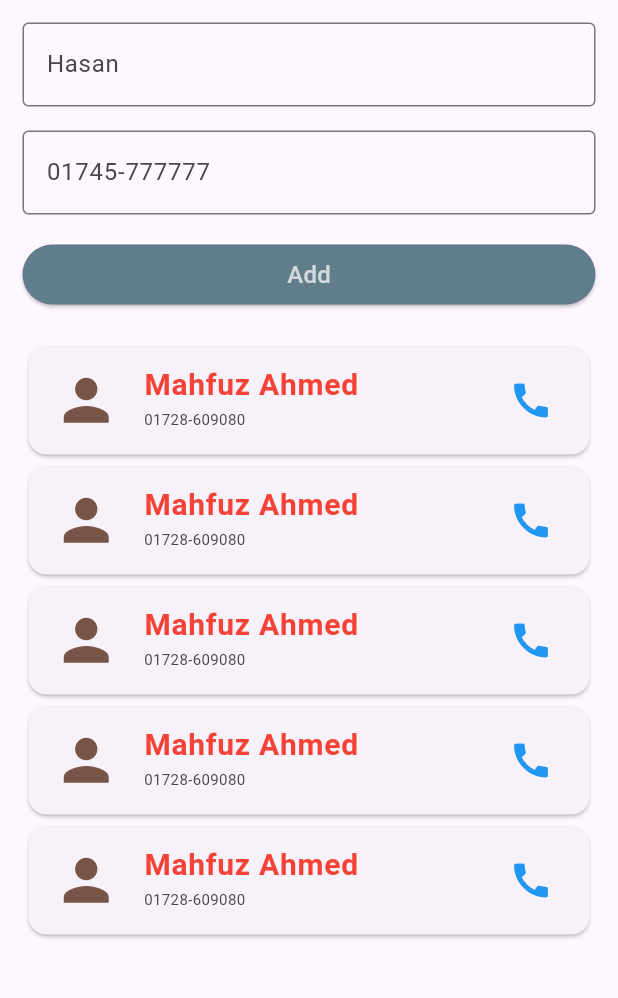
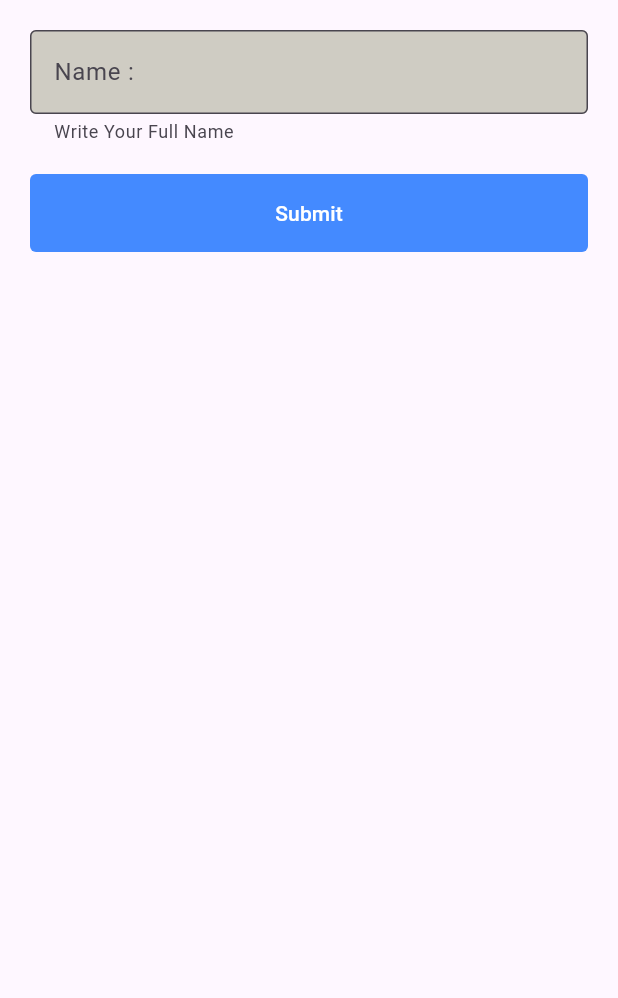
Before and after one commit to rasel-ahmed-dev/assignment05, a Flutter app: the ContactScrn screen opened directly, on a phone screen of 412 x 824 dp, the part 84-1082 px from its top. Run offline on Flutter 3.47's test engine with Material 3 defaults, Android fonts, the phone set to English and light mode, and no system bars.

Commit message:
Assignment 6 Done

```diff
--- a/lib/Assignment06.dart
+++ b/lib/Assignment06.dart
@@ -7,9 +7,11 @@ void main() {
 class ContactApp extends StatelessWidget {
   const ContactApp({super.key});
 
+
   @override
   Widget build(BuildContext context) {
     return MaterialApp(
+      debugShowCheckedModeBanner: false,
       home: ContactScreen(),
     );
   }
@@ -46,6 +48,7 @@ class ContactScreen extends StatelessWidget {
     return Scaffold(
       appBar: AppBar(
         title: const Text("Contact List"),
+        titleTextStyle: TextStyle(color: Colors.white, fontSize: 20.0),
         centerTitle: true,
         backgroundColor: Colors.blueGrey,
       ),
@@ -87,7 +90,7 @@ class ContactScreen extends StatelessWidget {
                 onPressed: () {},
                 child: const Text(
                   "Add",
-                  style: TextStyle(fontSize: 18),
+                  style: TextStyle(fontSize: 18, color: Colors.white),
                 ),
               ),
             ),
--- a/lib/assignmentfinal06.dart
+++ b/lib/assignmentfinal06.dart
@@ -20,28 +20,7 @@ class MyApp extends StatelessWidget{
 class ContactScrn extends StatelessWidget{
   ContactScrn({super.key});
 
-  final List<Map<String, String>> contacts = [
-    {
-      "name" : "Jawad",
-      "phone" : "01877-777777"
-    },
-    {
-      "name" : "Ferdous",
-      "phone" : "01673-777777"
-    },
-    {
-      "name": "Hasan",
-      "phone": "01745-777777",
-    },
-    {
-      "name": "Hasan",
-      "phone": "01745-777777",
-    },
-    {
-      "name": "Hasan",
-      "phone": "01745-777777",
-    },
-  ];
+
   @override
   Widget build(BuildContext context){
     return Scaffold(
@@ -52,92 +31,36 @@ class ContactScrn extends StatelessWidget{
       ),
 
       body: Padding(
-        padding: EdgeInsets.all(15.0),
-
+        padding: const EdgeInsets.all(20.0),
         child: Column(
           children: [
             TextField(
               decoration: InputDecoration(
-                hintText: "Hasan",
+                labelText: "Name :",
                 border: OutlineInputBorder(),
-
+                hintText: "Enter Your Name",
+                helperText: "Write Your Full Name",
+                filled: true,
+                fillColor: const Color.fromARGB(255, 207, 204, 195)
               ),
             ),
+            SizedBox(height: 20.0,),
+            FilledButton(
+              onPressed: () {
 
-            SizedBox(height: 16.0,),
+              },
 
-            TextField(
-              decoration: InputDecoration(
-                hintText: "01745-777777",
-                border: OutlineInputBorder(),
+              style: FilledButton.styleFrom(
+                backgroundColor: Colors.blueAccent,
+                foregroundColor: Colors.white,
+                minimumSize: Size(double.infinity, 30.0),
+                padding: EdgeInsets.all(16.0),
+                shape: RoundedRectangleBorder(
+                  borderRadius: BorderRadius.circular(4)
+
+                )
               ),
-            ),
-
-            SizedBox(height: 16.0,),
-
-            SizedBox(
-              width: double.infinity,
-              child: ElevatedButton(
-                style: ElevatedButton.styleFrom(
-                  backgroundColor: Colors.blueGrey,
-                ),
-                onPressed: (){},
-                child: Text(
-                  "Add",
-                  style: TextStyle(fontSize: 16, color:Colors.white70),
-                ),
-              ),
-            ),
-
-            SizedBox(height: 20.0,),
-            SingleChildScrollView(
-              child: Column(
-                children: [
-                  Card(
-                    child: ListTile(
-
-                      leading: Icon(Icons.person, size: 45.0, color: Colors.brown,),
-                      title: Text("Mahfuz Ahmed", style: TextStyle(color: Colors.red, fontSize: 20.0, fontWeight: FontWeight.bold), ),
-                      subtitle: Text("01728-609080", style: TextStyle(fontSize: 10.0),),
-                      trailing: Icon(Icons.call, color: Colors.blue, size: 30.0,),
-                    ),
-                  ),
-                  Card(
-                    child: ListTile(
-                      leading: Icon(Icons.person, size: 45.0, color: Colors.brown,),
-                      title: Text("Mahfuz Ahmed", style: TextStyle(color: Colors.red, fontSize: 20.0, fontWeight: FontWeight.bold), ),
-                      subtitle: Text("01728-609080", style: TextStyle(fontSize: 10.0),),
-                      trailing: Icon(Icons.call, color: Colors.blue, size: 30.0,),
-                    ),
-                  ),
-                  Card(
-                    child: ListTile(
-                      leading: Icon(Icons.person, size: 45.0, color: Colors.brown,),
-                      title: Text("Mahfuz Ahmed", style: TextStyle(color: Colors.red, fontSize: 20.0, fontWeight: FontWeight.bold), ),
-                      subtitle: Text("01728-609080", style: TextStyle(fontSize: 10.0),),
-                      trailing: Icon(Icons.call, color: Colors.blue, size: 30.0,),
-                    ),
-                  ),
-
-                   Card(
-                    child: ListTile(
-                      leading: Icon(Icons.person, size: 45.0, color: Colors.brown,),
-                      title: Text("Mahfuz Ahmed", style: TextStyle(color: Colors.red, fontSize: 20.0, fontWeight: FontWeight.bold), ),
-                      subtitle: Text("01728-609080", style: TextStyle(fontSize: 10.0),),
-                      trailing: Icon(Icons.call, color: Colors.blue, size: 30.0,),
-                    ),
-                  ),
-
-                   Card(
-                    child: ListTile(
-                      leading: Icon(Icons.person, size: 45.0, color: Colors.brown,),
-                      title: Text("Mahfuz Ahmed", style: TextStyle(color: Colors.red, fontSize: 20.0, fontWeight: FontWeight.bold), ),
-                      subtitle: Text("01728-609080", style: TextStyle(fontSize: 10.0),),
-                      trailing: Icon(Icons.call, color: Colors.blue, size: 30.0,),
-                    ),
-                  ),
-                ],
-              ),
+              child: Text("Submit"),
             )
           ],
         ),
```
